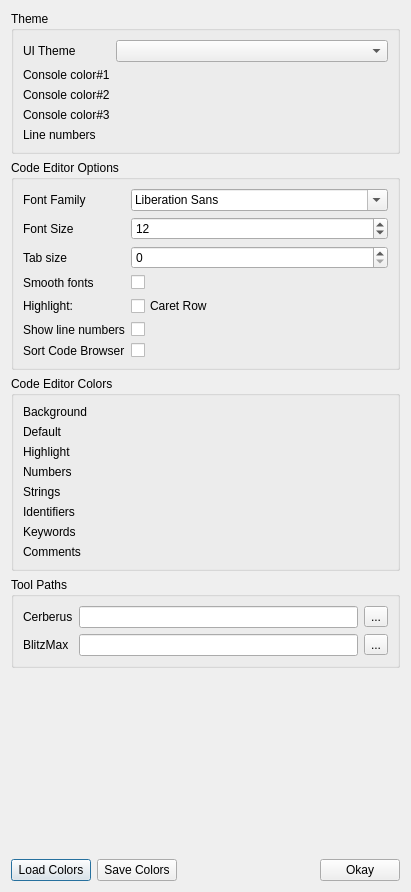
PhilMoe/cerberus, file src/ted/prefsdialog.ui: the form before one commit.
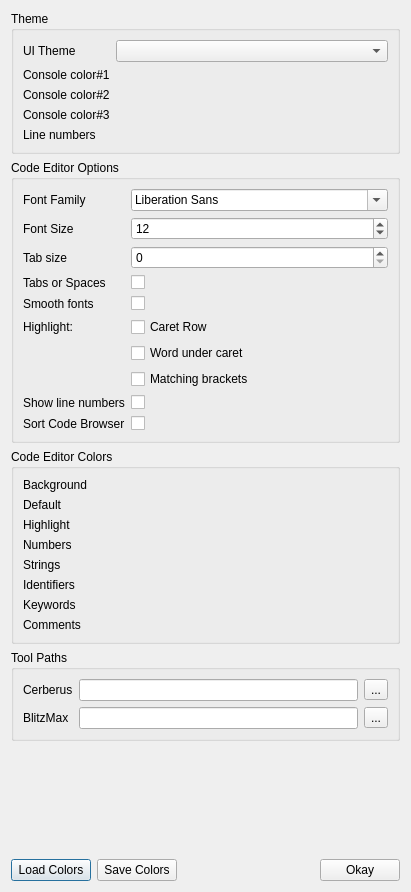
The form after the commit. Custom widgets are drawn as their Qt base class.

```diff
--- a/src/ted/prefsdialog.ui
+++ b/src/ted/prefsdialog.ui
@@ -142,13 +142,30 @@
          <widget class="QSpinBox" name="tabSizeWidget"/>
         </item>
         <item row="3" column="0">
+         <widget class="QLabel" name="tabs4spacesLabel">
+          <property name="text">
+           <string>Tabs or Spaces</string>
+          </property>
+         </widget>
+        </item>
+        <item row="3" column="1">
+         <widget class="QCheckBox" name="tabs4spacesWidget">
+          <property name="toolTip">
+           <string>Uses tabs instead of spaces</string>
+          </property>
+          <property name="text">
+           <string/>
+          </property>
+         </widget>
+        </item>
+        <item row="4" column="0">
          <widget class="QLabel" name="smoothFontsLabel">
           <property name="text">
            <string>Smooth fonts</string>
           </property>
          </widget>
         </item>
-        <item row="3" column="1">
+        <item row="4" column="1">
          <widget class="QCheckBox" name="smoothFontsWidget">
           <property name="sizePolicy">
            <sizepolicy hsizetype="Minimum" vsizetype="Fixed">
@@ -161,48 +178,62 @@
           </property>
          </widget>
         </item>
-        <item row="4" column="0">
+        <item row="5" column="0">
          <widget class="QLabel" name="highlightLabel">
           <property name="text">
            <string>Highlight:</string>
           </property>
          </widget>
         </item>
-        <item row="4" column="1">
+        <item row="5" column="1">
          <widget class="QCheckBox" name="highlightCaretRowWidget">
           <property name="text">
            <string>Caret Row</string>
           </property>
          </widget>
         </item>
-        <item row="6" column="0">
+        <item row="6" column="1">
+         <widget class="QCheckBox" name="highlightCaretWordWidget">
+          <property name="text">
+           <string>Word under caret</string>
+          </property>
+         </widget>
+        </item>
+        <item row="8" column="0">
          <widget class="QLabel" name="showLineNumbersLabel">
           <property name="text">
            <string>Show line numbers</string>
           </property>
          </widget>
         </item>
-        <item row="6" column="1">
+        <item row="8" column="1">
          <widget class="QCheckBox" name="showLineNumbersWidget">
           <property name="text">
            <string/>
           </property>
          </widget>
         </item>
-        <item row="7" column="0">
+        <item row="9" column="0">
          <widget class="QLabel" name="sortCodeBrowserLabel">
           <property name="text">
            <string>Sort Code Browser</string>
           </property>
          </widget>
         </item>
-        <item row="7" column="1">
+        <item row="9" column="1">
          <widget class="QCheckBox" name="sortCodeBrowserWidget">
           <property name="text">
            <string/>
           </property>
          </widget>
         </item>
+        <item row="7" column="1">
+         <widget class="QCheckBox" name="highlightBracketsWidget">
+          <property name="text">
+           <string>Matching brackets</string>
+          </property>
+         </widget>
+        </item>
        </layout>
       </item>
      </layout>
```
Left out of the diff: 147 changed lines with no effect on the pictures.
